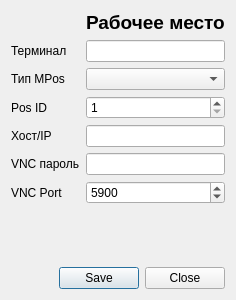
This is Terminals/editworkplacedialog.ui in rust3128/Gandalf as Qt 5 draws it before an edit. The edited form follows.
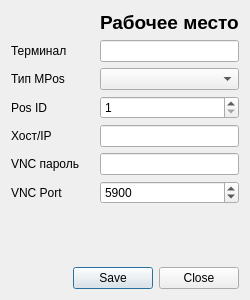
This is the edited form. Icons and pictures are not drawn.

Patch:
```diff
--- a/Terminals/editworkplacedialog.ui
+++ b/Terminals/editworkplacedialog.ui
@@ -6,7 +6,7 @@
    <rect>
     <x>0</x>
     <y>0</y>
-    <width>231</width>
+    <width>250</width>
     <height>300</height>
    </rect>
   </property>
@@ -80,20 +80,6 @@
    <item row="5" column="2" colspan="3">
     <widget class="QLineEdit" name="lineEditPassVNC"/>
    </item>
-   <item row="1" column="0">
-    <widget class="QLabel" name="label_3">
-     <property name="text">
-      <string>Терминал</string>
-     </property>
-    </widget>
-   </item>
-   <item row="2" column="0">
-    <widget class="QLabel" name="label_4">
-     <property name="text">
-      <string>Тип MPos</string>
-     </property>
-    </widget>
-   </item>
    <item row="6" column="0" colspan="2">
     <widget class="QLabel" name="label_7">
      <property name="text">
@@ -124,16 +110,30 @@
      </property>
     </widget>
    </item>
-   <item row="4" column="0">
-    <widget class="QLabel" name="label_8">
-     <property name="text">
-      <string>Хост/IP</string>
-     </property>
-    </widget>
-   </item>
    <item row="4" column="2" colspan="3">
     <widget class="QLineEdit" name="lineEditIP"/>
    </item>
+   <item row="4" column="0" colspan="2">
+    <widget class="QLabel" name="label_8">
+     <property name="text">
+      <string>Хост/IP</string>
+     </property>
+    </widget>
+   </item>
+   <item row="2" column="0" colspan="2">
+    <widget class="QLabel" name="label_4">
+     <property name="text">
+      <string>Тип MPos</string>
+     </property>
+    </widget>
+   </item>
+   <item row="1" column="0" colspan="2">
+    <widget class="QLabel" name="label_3">
+     <property name="text">
+      <string>Терминал</string>
+     </property>
+    </widget>
+   </item>
   </layout>
  </widget>
  <resources>
```
Left out of the diff: 2 changed lines with no effect on the pictures.
